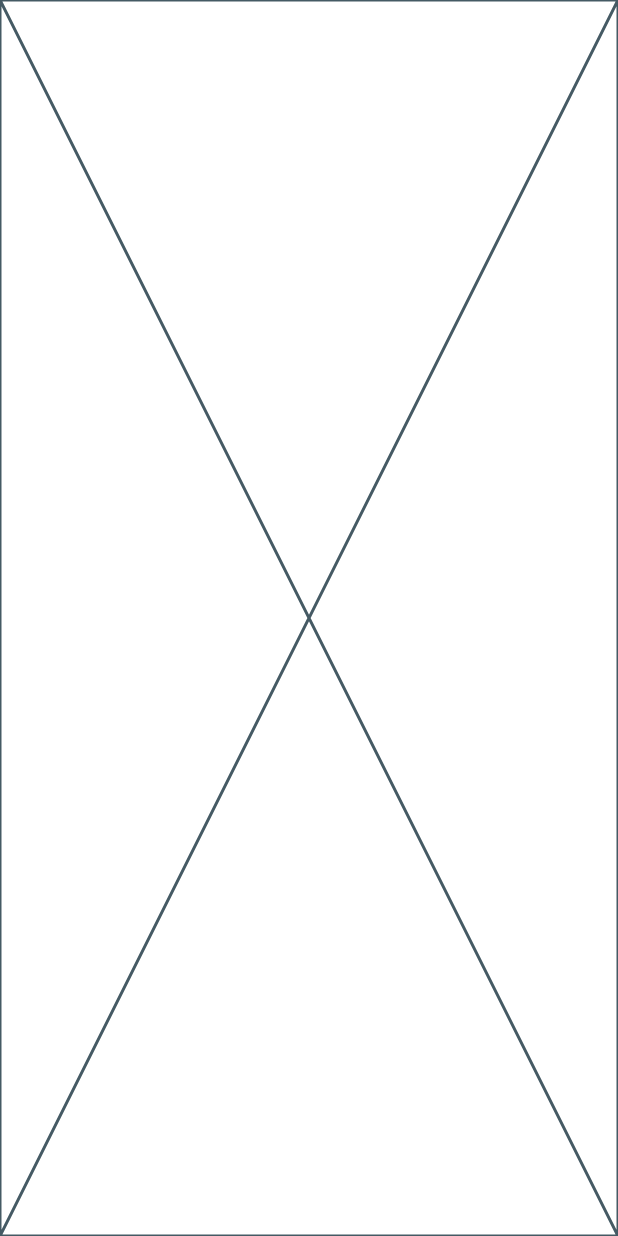
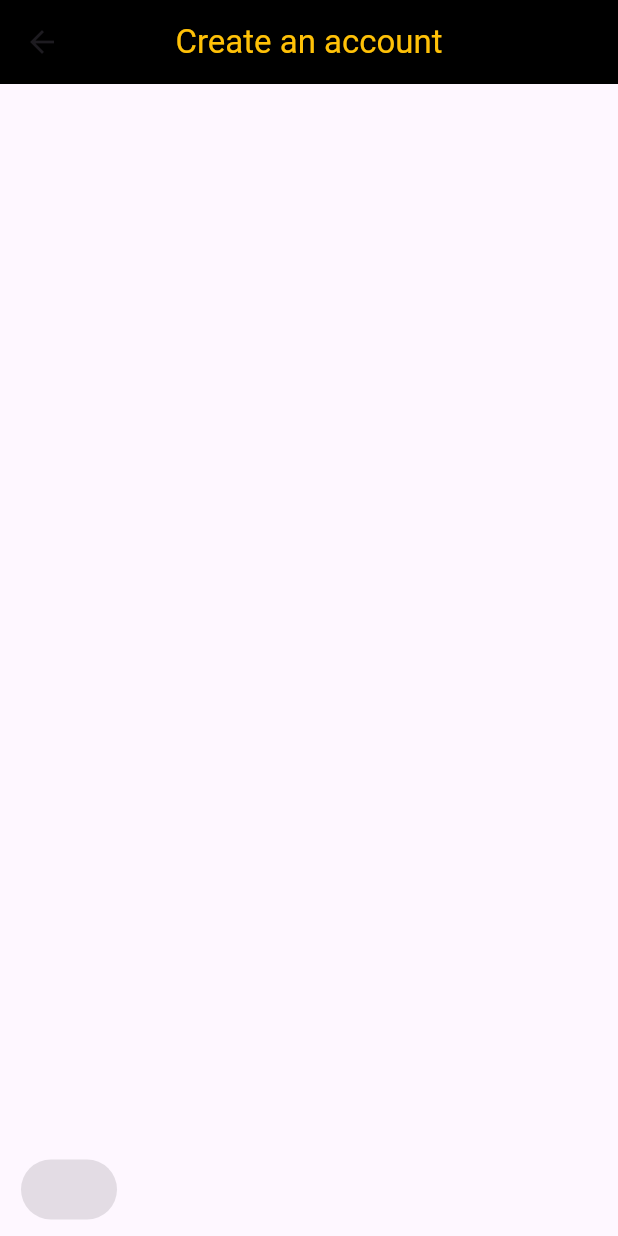
Before and after one commit to sariah-shoe/Hackathon-2025-Frontend, a Flutter app: the screen it shows after launch, after a tap on "Register", on a phone screen of 412 x 824 dp. Run offline on Flutter 3.47's test engine with Material 3 defaults, Android fonts, the light colour scheme and no system bars; statements that could not run were skipped.

Commit message:
updating the registration page

```diff
--- a/serendipity_engine/lib/presentation/screens/register.dart
+++ b/serendipity_engine/lib/presentation/screens/register.dart
@@ -1,10 +1,36 @@
 import 'package:flutter/material.dart';
+import 'academic.dart';
+import 'create_account.dart';
+
+
 
 class Register extends StatelessWidget {
   const Register({super.key});
 
   @override
   Widget build(BuildContext context) {
-    return const Placeholder();
+    return Scaffold(
+      appBar: AppBar(
+        title: Text(
+          'Create an account',
+          style: const TextStyle(color: Colors.amber),
+        ),
+        centerTitle: true,
+        backgroundColor: Colors.black,
+      ),
+      bottomNavigationBar: Padding(
+        padding: const EdgeInsets.symmetric(horizontal: 14, vertical: 7),
+        child: Row(
+          mainAxisAlignment: MainAxisAlignment.spaceBetween,
+          children: [
+            ElevatedButton(
+              onPressed: () {
+                Navigator.push
+              }
+              )
+          ],
+        ),
+      ),
+    );
   }
 }
```
Also changed, not shown: serendipity_engine/lib/presentation/screens/create_account.dart (added).
